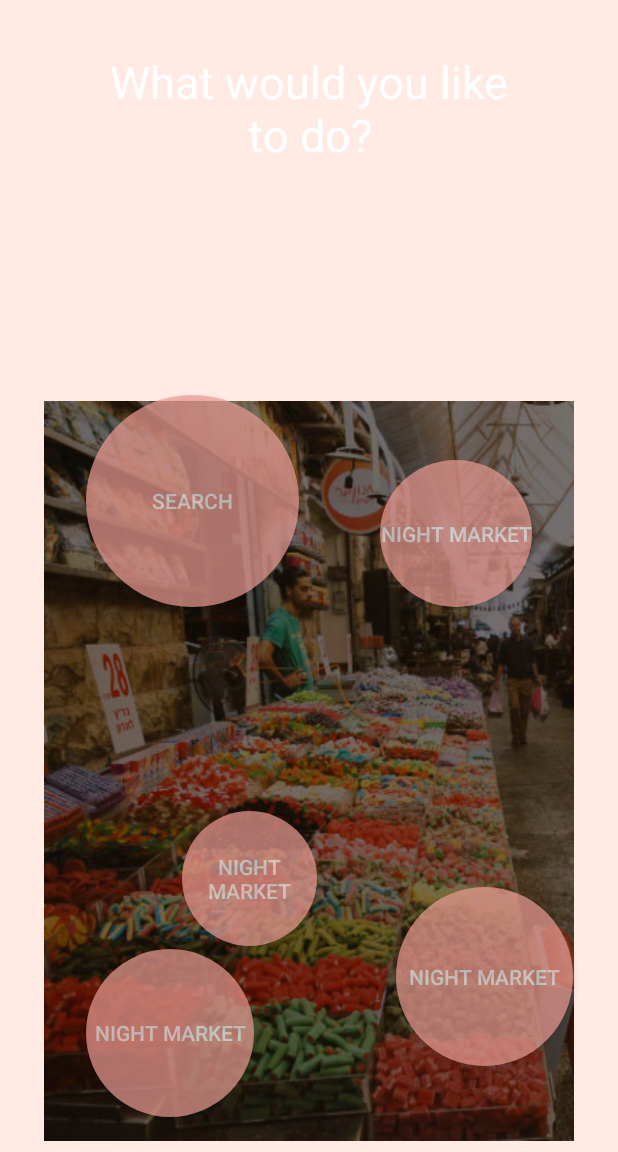
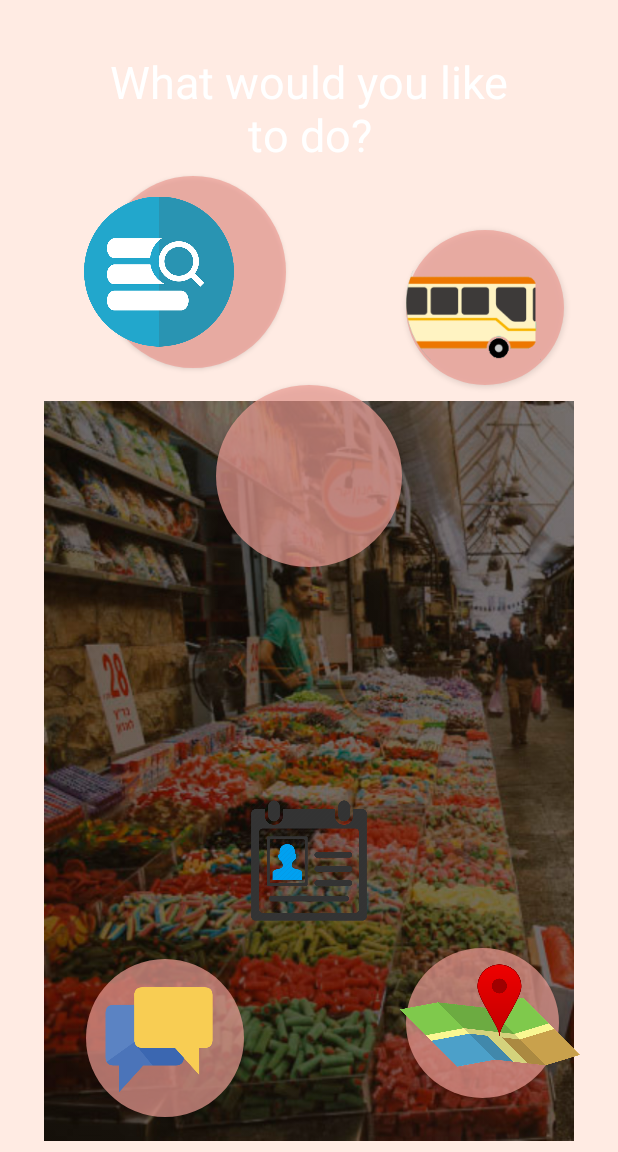
Before and after one commit to rachelbo/Yuda-new, an Android app: the HomeActivity screen opened directly, with no data from a screen before it, on a phone screen of 412 x 824 dp, the part 84-1236 px from its top. Run offline under Robolectric (Android 15) with nearby library versions, the phone set to English and light mode, and no system bars.

Commit message:
home page design2

```diff
--- a/app/src/main/res/layout/activity_home.xml
+++ b/app/src/main/res/layout/activity_home.xml
@@ -19,50 +19,7 @@
         android:scaleType="fitXY"
         app:srcCompat="@drawable/background_pic" />
 
-    <Button
-        android:id="@+id/buttonNight4"
-        android:layout_width="90dp"
-        android:layout_height="90dp"
-        android:layout_alignParentBottom="true"
-        android:layout_alignParentLeft="true"
-        android:layout_alignParentStart="true"
-        android:layout_marginBottom="137dp"
-        android:layout_marginLeft="121dp"
-        android:layout_marginStart="121dp"
-        android:alpha="0.7"
-        android:background="@drawable/round_button"
-        android:gravity="center_vertical|center_horizontal"
-        android:text="NIGHT MARKET"
-        android:textColor="#fff" />
 
-    <Button
-        android:id="@+id/buttonNight5"
-        android:layout_width="112dp"
-        android:layout_height="112dp"
-        android:layout_alignParentBottom="true"
-        android:layout_alignStart="@+id/textView"
-        android:layout_alignLeft="@+id/textView"
-        android:layout_marginBottom="23dp"
-        android:background="@drawable/round_button"
-        android:gravity="center_vertical|center_horizontal"
-        android:text="NIGHT MARKET"
-        android:textColor="#fff"
-        android:alpha="0.7"/>
-
-    <Button
-        android:id="@+id/buttonNight3"
-        android:layout_width="wrap_content"
-        android:layout_height="98dp"
-        android:layout_alignParentEnd="true"
-        android:layout_alignParentRight="true"
-        android:layout_centerVertical="true"
-        android:layout_marginEnd="57dp"
-        android:layout_marginRight="57dp"
-        android:background="@drawable/round_button"
-        android:gravity="center_vertical|center_horizontal"
-        android:text="NIGHT MARKET"
-        android:textColor="#fff"
-        android:alpha="0.7"/>
 
     <include
         layout="@layout/toolbar"
@@ -70,31 +27,72 @@
         android:layout_height="wrap_content" />
 
     <Button
-        android:id="@+id/buttonNight"
-        android:layout_width="118dp"
-        android:layout_height="119dp"
-        android:layout_alignParentBottom="true"
-        android:layout_alignParentEnd="true"
-        android:layout_marginBottom="57dp"
-        android:layout_marginEnd="30dp"
+        android:id="@+id/buttonNight4"
+        android:layout_width="124dp"
+        android:layout_height="121dp"
+        android:layout_below="@+id/buttonNight3"
+        android:layout_centerHorizontal="true"
         android:alpha="0.7"
         android:background="@drawable/round_button"
         android:gravity="center_vertical|center_horizontal"
-        android:text="NIGHT MARKET"
+        android:textColor="#fff" />
+
+    <Button
+        android:id="@+id/buttonNight5"
+        android:layout_width="105dp"
+        android:layout_height="105dp"
+        android:layout_alignLeft="@+id/textView"
+        android:layout_alignParentBottom="true"
+        android:layout_alignStart="@+id/textView"
+        android:layout_marginBottom="23dp"
+        android:alpha="0.7"
+        android:background="@drawable/round_button"
+        android:gravity="center_vertical|center_horizontal"
+        android:textColor="#fff" />
+
+    <Button
+        android:id="@+id/buttonNight3"
+        android:layout_width="105dp"
+        android:layout_height="103dp"
+        android:layout_alignParentTop="true"
+        android:layout_alignStart="@+id/buttonNight"
+        android:layout_alignLeft="@+id/buttonNight"
+        android:layout_marginTop="209dp"
+        android:alpha="0.7"
+        android:background="@drawable/round_button"
+        android:gravity="center_vertical|center_horizontal"
+        android:textColor="#fff" />
+
+
+    <Button
+        android:id="@+id/buttonNight"
+        android:layout_width="102dp"
+        android:layout_height="100dp"
+        android:layout_alignParentBottom="true"
+        android:layout_alignParentEnd="true"
+        android:layout_alignParentRight="true"
+        android:layout_marginBottom="36dp"
+        android:layout_marginEnd="39dp"
+        android:layout_marginRight="39dp"
+        android:alpha="0.7"
+        android:background="@drawable/round_button"
+        android:gravity="center_vertical|center_horizontal"
         android:textColor="#fff" />
 
     <Button
         android:id="@+id/buttonDay"
-        android:layout_width="142dp"
-        android:layout_height="141dp"
-        android:layout_alignBottom="@+id/buttonNight3"
+        android:layout_width="124dp"
+        android:layout_height="128dp"
+        android:layout_alignStart="@+id/buttonNight5"
         android:layout_alignLeft="@+id/buttonNight5"
-        android:layout_alignStart="@+id/buttonNight5"
+        android:layout_below="@+id/textView"
+        android:layout_marginStart="9dp"
+        android:layout_marginLeft="9dp"
+        android:layout_marginTop="7dp"
+        android:alpha="0.7"
         android:background="@drawable/round_button"
         android:gravity="center_vertical|center_horizontal"
-        android:text="Search"
-        android:textColor="#fff"
-        android:alpha="0.7"/>
+        android:textColor="#fff" />
 
     <TextView
         android:id="@+id/textView"
@@ -109,4 +107,62 @@
         android:gravity="center"
         app:fontFamily="sans-serif" />
 
+    <ImageView
+        android:id="@+id/imageView4"
+        android:layout_width="100dp"
+        android:layout_height="107dp"
+        android:layout_alignParentStart="true"
+        android:layout_alignParentLeft="true"
+        android:layout_alignParentTop="true"
+        android:layout_marginStart="56dp"
+        android:layout_marginLeft="56dp"
+        android:layout_marginTop="183dp"
+        android:elevation="2dp"
+        app:srcCompat="@drawable/search_icon" />
+
+    <ImageView
+        android:id="@+id/imageView5"
+        android:layout_width="90dp"
+        android:layout_height="64dp"
+        android:layout_alignParentTop="true"
+        android:layout_alignStart="@+id/buttonNight3"
+        android:layout_alignLeft="@+id/buttonNight3"
+        android:layout_marginTop="234dp"
+        android:elevation="2dp"
+        app:srcCompat="@drawable/trans_icon" />
+
+    <ImageView
+        android:id="@+id/imageView6"
+        android:layout_width="120dp"
+        android:layout_height="75dp"
+        android:layout_alignBottom="@+id/buttonNight5"
+        android:layout_alignParentEnd="true"
+        android:layout_alignParentRight="true"
+        android:layout_marginBottom="30dp"
+        android:layout_marginEnd="25dp"
+        android:layout_marginRight="25dp"
+        android:elevation="2dp"
+        app:srcCompat="@drawable/map_icon" />
+
+    <ImageView
+        android:id="@+id/imageView7"
+        android:layout_width="88dp"
+        android:layout_height="82dp"
+        android:layout_alignParentBottom="true"
+        android:layout_centerHorizontal="true"
+        android:layout_marginBottom="153dp"
+        android:elevation="2dp"
+        app:srcCompat="@drawable/profile_icon" />
+
+    <ImageView
+        android:id="@+id/imageView3"
+        android:layout_width="97dp"
+        android:layout_height="77dp"
+        android:layout_alignBottom="@+id/buttonNight"
+        android:layout_alignStart="@+id/buttonNight5"
+        android:layout_alignLeft="@+id/buttonNight5"
+        android:elevation="2dp"
+        app:srcCompat="@drawable/chat_icon" />
+
+
 </RelativeLayout>
```
Also changed, not shown: app/src/main/res/drawable/chat_icon.png (added), app/src/main/res/drawable/map_icon.png (added), app/src/main/res/drawable/profile_icon.png (added), app/src/main/res/drawable/search.png (added), app/src/main/res/drawable/search_icon.png (added), app/src/main/res/drawable/trans_icon.png (added).
